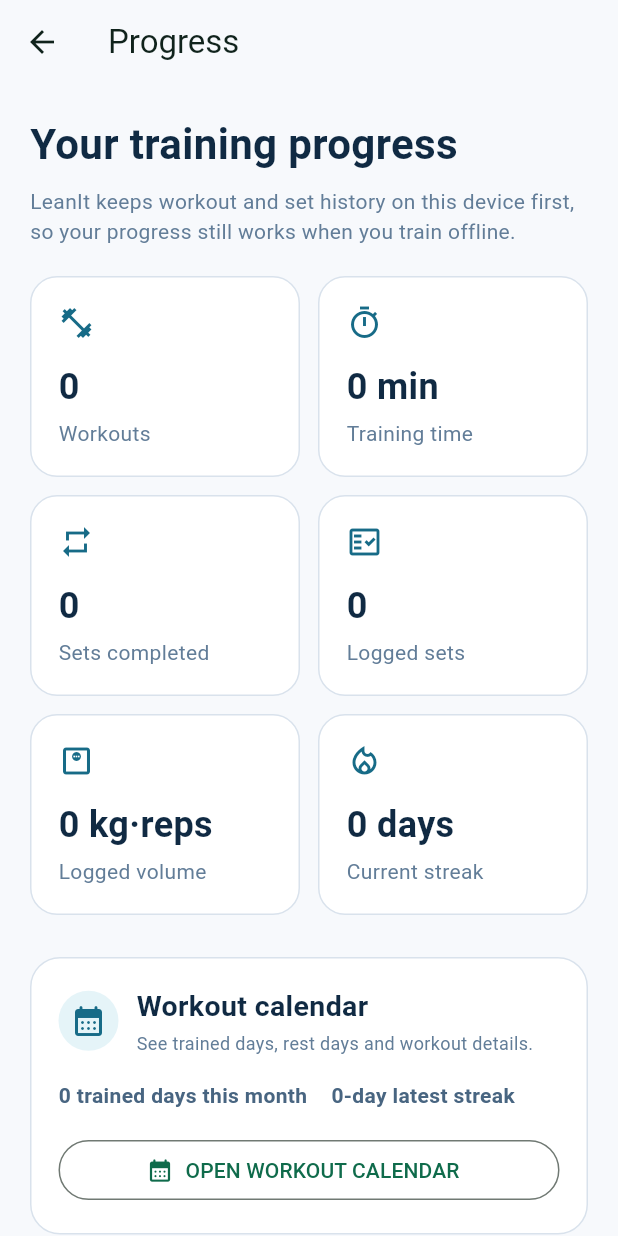
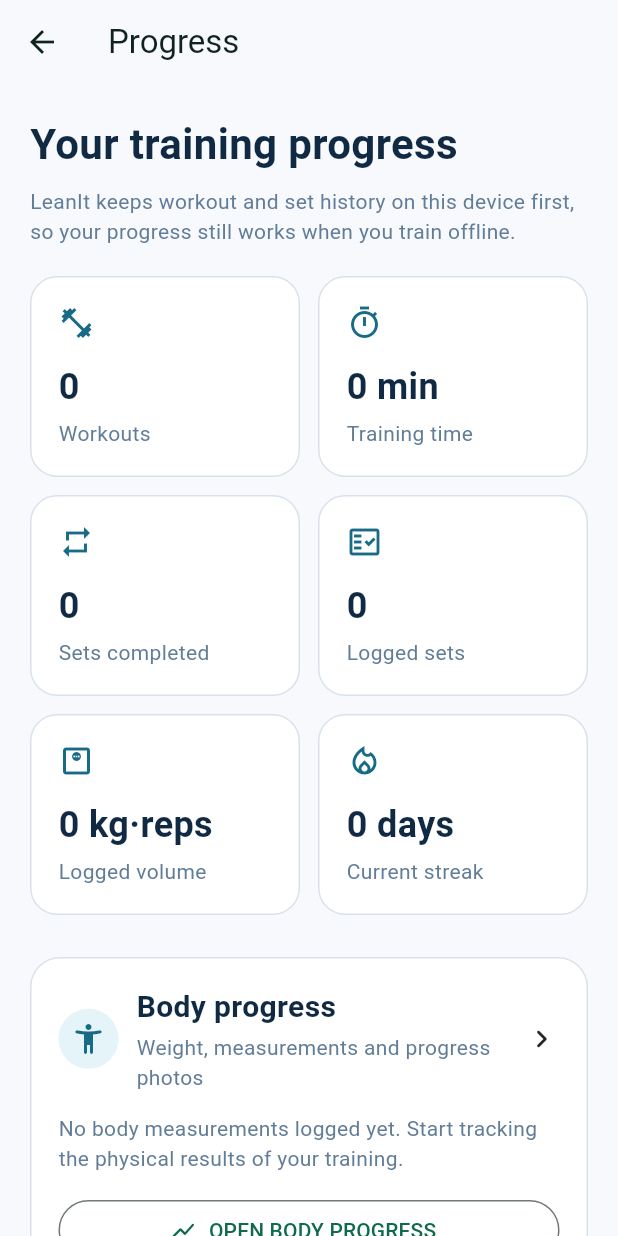
Before and after one commit to Asemahle2004/fitness_app_prototype, a Flutter app: the ProgressScreen screen opened directly, on a phone screen of 412 x 824 dp. Run offline on Flutter 3.47's test engine with Material 3 defaults, Android fonts, the phone set to English and light mode, and no system bars; our stand-ins replace cached_network_image, image_picker, shared_preferences, supabase_flutter; accounts and stored records are empty; Roboto replaces fonts that are missing (Arial).

Commit message:
Wire body progress into Progress screen [body-progress-applied]

```diff
--- a/lib/progress_screen.dart
+++ b/lib/progress_screen.dart
@@ -1,6 +1,7 @@
 import 'package:flutter/material.dart';
 import 'package:supabase_flutter/supabase_flutter.dart';
 
+import 'body_progress_entry_section.dart';
 import 'exercise_performance_store.dart';
 import 'exercise_progress_entry_section.dart';
 import 'training_store.dart';
@@ -167,6 +168,8 @@ class _ProgressScreenState extends State<ProgressScreen> {
                     ),
                   ],
                 ),
+                const SizedBox(height: 28),
+                const BodyProgressEntrySection(),
                 const SizedBox(height: 28),
                 WorkoutCalendarEntrySection(records: records),
                 const SizedBox(height: 28),
```
